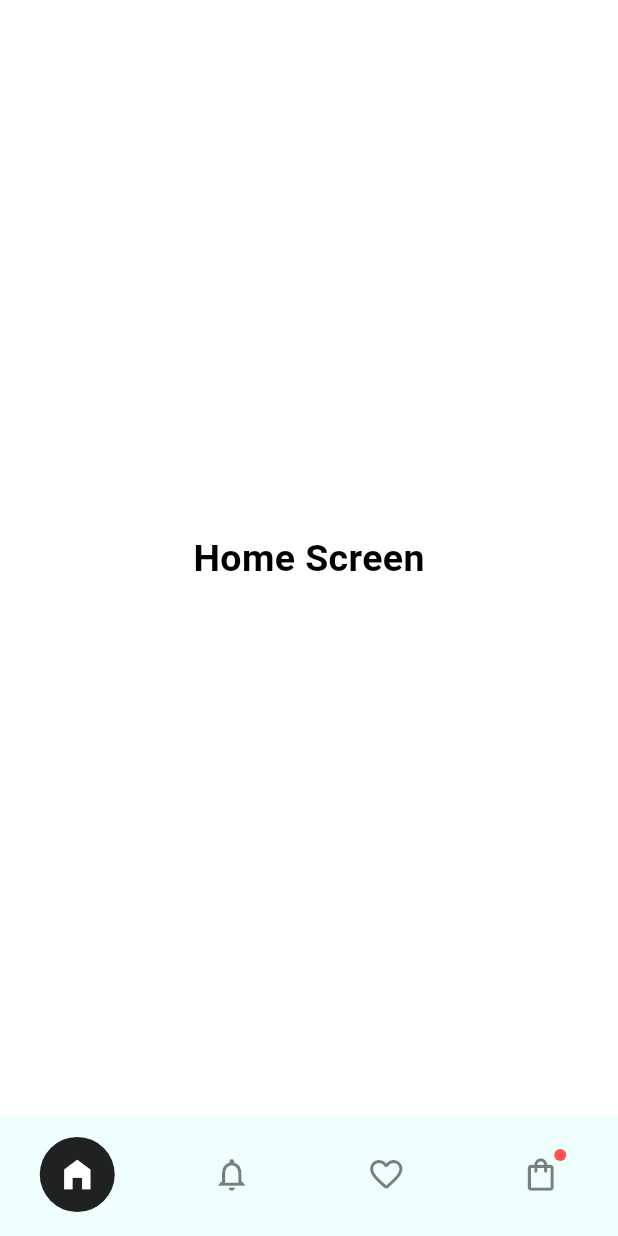
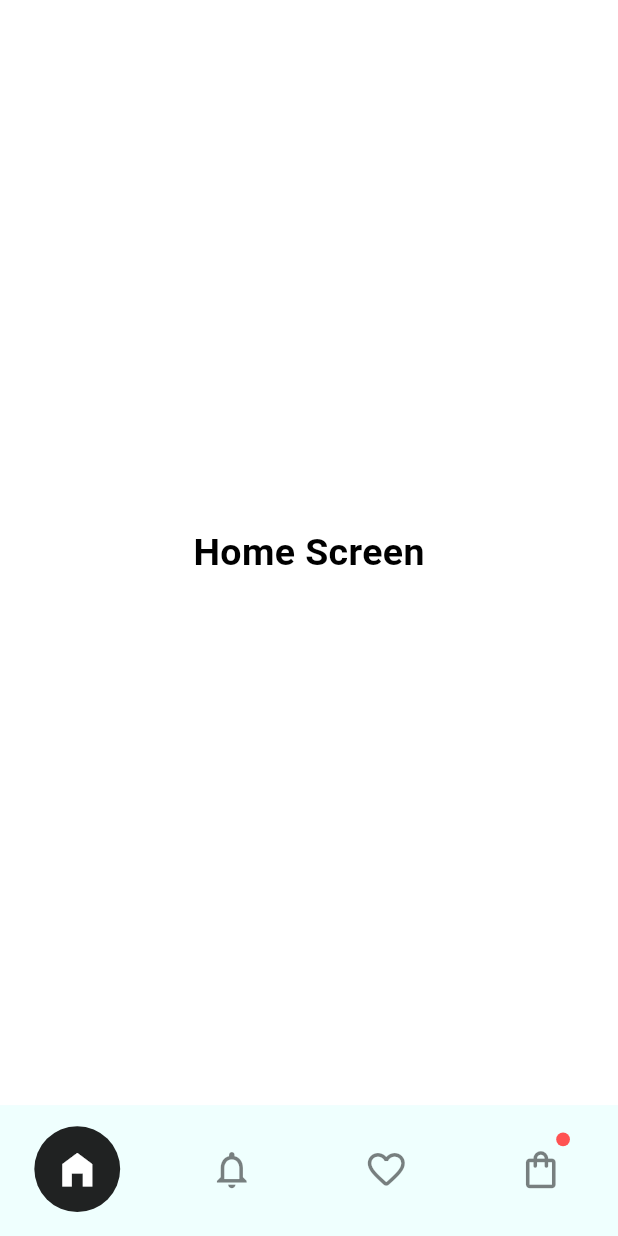
Before and after one commit to Vicky2505/Shoe_Store_App, a Flutter app: the screen it shows after launch, on a phone screen of 412 x 824 dp. Run offline on Flutter 3.47's test engine with Material 3 defaults, Android fonts, the phone set to English and light mode, and no system bars; our stand-ins replace flutter_screenutil.

Commit message:
complete ui of bottom nav in responsive

```diff
--- a/lib/screens/bottom_nav_bar.dart
+++ b/lib/screens/bottom_nav_bar.dart
@@ -1,4 +1,5 @@
 import 'package:flutter/material.dart';
+import 'package:flutter_screenutil/flutter_screenutil.dart';
 import 'package:sneakers/screens/favorite_screen/favorite_screen.dart';
 import 'package:sneakers/screens/home_screen/home_screen.dart';
 import 'package:sneakers/screens/notification_screen/notification_screen.dart';
@@ -61,11 +62,11 @@ class _BottomNavBarState extends State<BottomNavBar> {
                 _buildIcon(Icons.shopping_bag_outlined, 3),
                 if (_selectedIndex != 3)
                   Positioned(
-                    bottom: 34,
-                    right: 8,
+                    bottom: 34.h,
+                    right: 8.w,
                     child: Container(
-                      width: 8,
-                      height: 8,
+                      width: 8.w,
+                      height: 8.w,
                       decoration: BoxDecoration(
                         color: Colors.redAccent,
                         shape: BoxShape.circle,
@@ -85,8 +86,8 @@ class _BottomNavBarState extends State<BottomNavBar> {
     bool isSelected = _selectedIndex == index;
 
     return Container(
-      height: 50,
-      width: 50,
+      height: 50.w,
+      width: 50.w,
       decoration:
           isSelected
               ? BoxDecoration(color: Colors.black87, shape: BoxShape.circle)
@@ -95,7 +96,7 @@ class _BottomNavBarState extends State<BottomNavBar> {
         icon,
         // ignore: deprecated_member_use
         color: isSelected ? Colors.white : Colors.black.withOpacity(0.5),
-        size: 26,
+        size: 26.sp,
       ),
     );
   }
```
